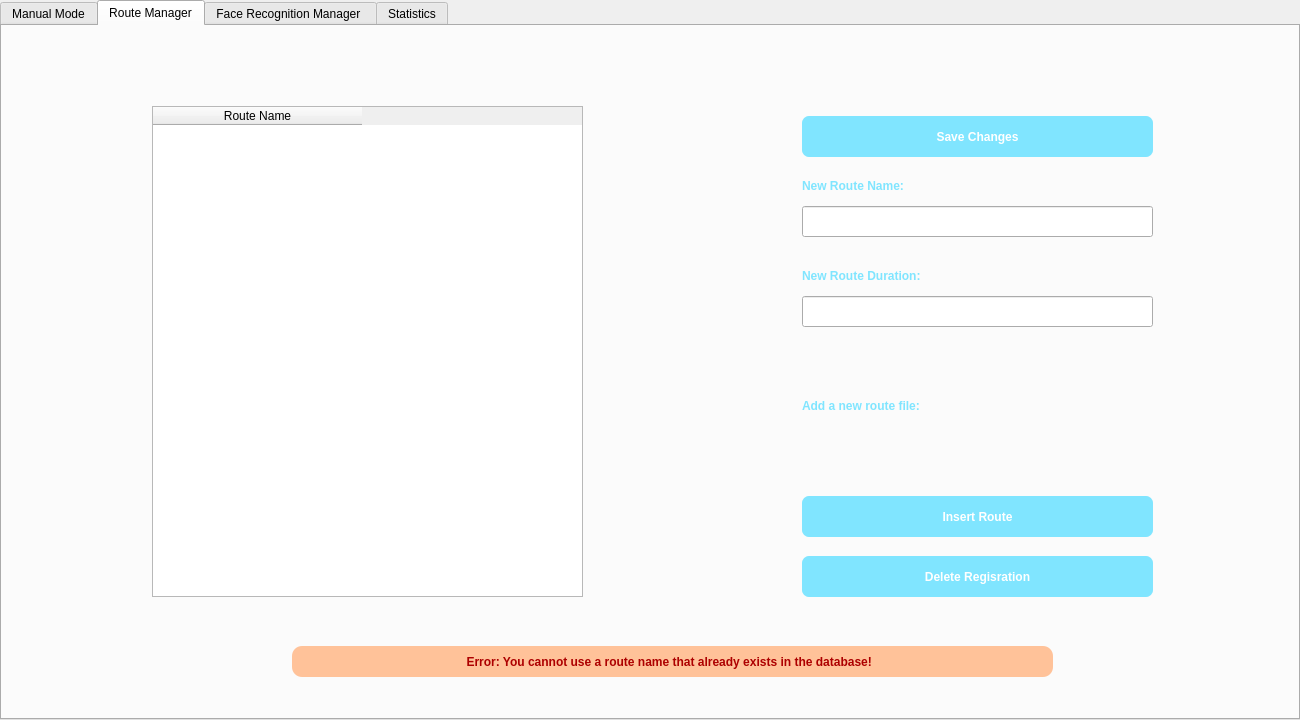
The window that VisionVoyagerGUI/adminmodewindow.ui (IuliaKovacs/VisionVoyager---DiplomaProject) describes before a commit, drawn with Qt 5.
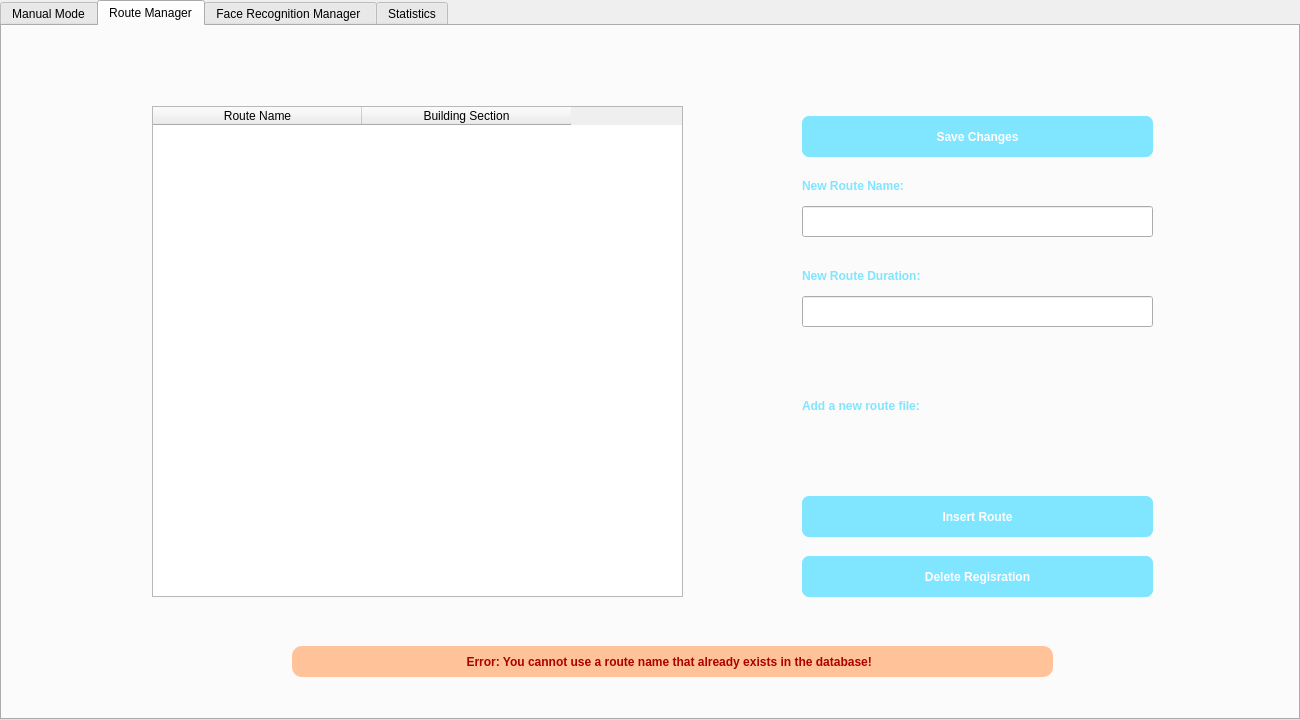
The same window after the commit. The open tabs and pages were chosen to show the change.

```diff
--- a/VisionVoyagerGUI/adminmodewindow.ui
+++ b/VisionVoyagerGUI/adminmodewindow.ui
@@ -216,7 +216,7 @@
        <rect>
         <x>150</x>
         <y>80</y>
-        <width>431</width>
+        <width>531</width>
         <height>491</height>
        </rect>
       </property>
@@ -234,6 +234,11 @@
         <string>Route Name</string>
        </property>
       </column>
+      <column>
+       <property name="text">
+        <string>Building Section</string>
+       </property>
+      </column>
      </widget>
      <widget class="QPushButton" name="insertRouteButton">
       <property name="geometry">
```
Left out of the diff: 2 changed lines with no effect on the pictures.
